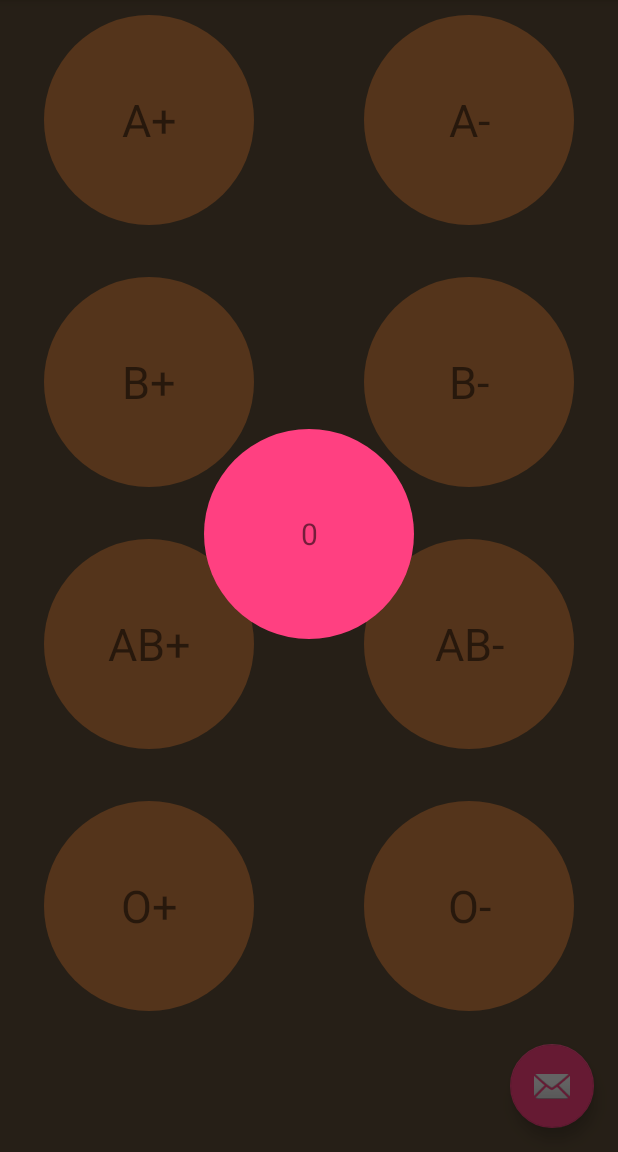
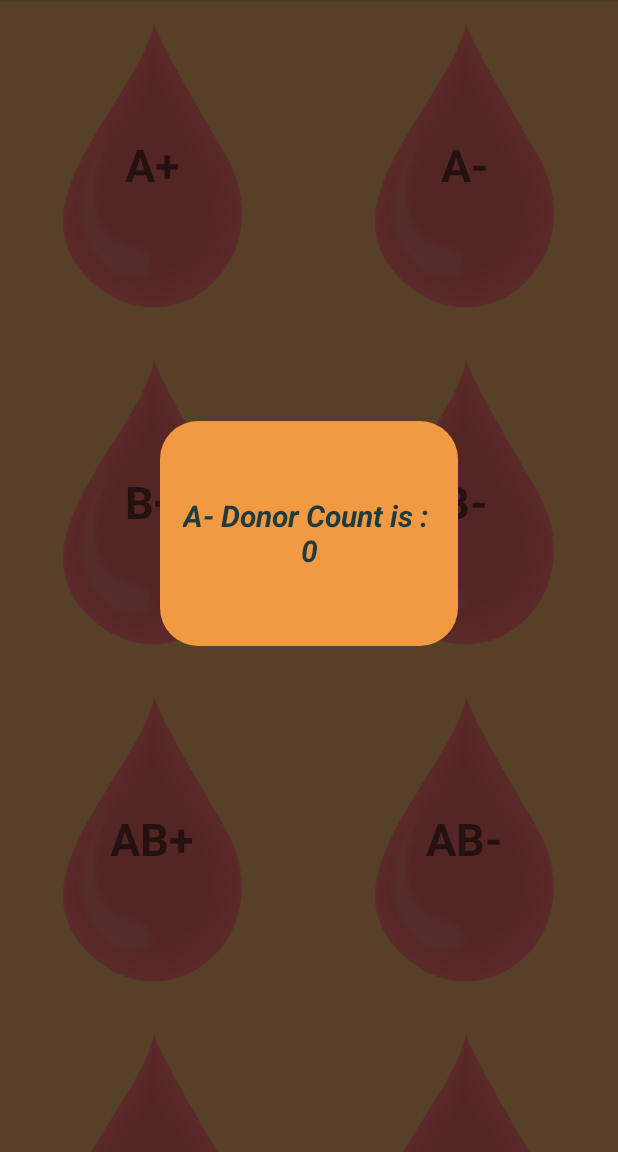
Before and after one commit to LavithLVK/Blood-Donors, an Android app: the screen it shows after launch (MainActivity), after a tap on "A-", on a phone screen of 412 x 824 dp, the part 84-1236 px from its top. Run offline under Robolectric (Android 15) with nearby library versions, the phone set to English and light mode, and no system bars.

Commit message:
Made extra changes to Grid view

```diff
--- a/app/build.gradle
+++ b/app/build.gradle
@@ -31,5 +31,6 @@ dependencies {
     compile 'com.android.support.constraint:constraint-layout:1.0.2'
     compile 'com.android.support:support-v4:27.+'
     compile 'com.google.android.gms:play-services-plus:11.0.4'
+    compile 'com.android.support:recyclerview-v7:27.+'
     testCompile 'junit:junit:4.12'
 }
--- a/app/src/main/java/com/example/lavithedam/blooddonors/adapter/HomeGridAdapter.kt
+++ b/app/src/main/java/com/example/lavithedam/blooddonors/adapter/HomeGridAdapter.kt
@@ -47,18 +47,15 @@ class HomeGridAdapter : ArrayAdapter<BloodCount> {
         }
         viewHolder.bloodGroup?.setText(bloodGroupCountsList.get(position).bloodGroup)
         viewHolder.bloodGroup?.setOnClickListener(View.OnClickListener {
-            openBloodCount(bloodGroupCountsList.get(position).getDonorCount())
+            openBloodCount(bloodGroupCountsList.get(position))
         })
         return tempView
     }
 
-    fun openBloodCount(donorCount: Long) {
+    fun openBloodCount(bloodCount: BloodCount) {
         fragmentManager = getCurrentActivity()?.fragmentManager
         fragmentTransaction = fragmentManager?.beginTransaction()
-        var fragment: BloodCountFragment = BloodCountFragment()
-        var bundle: Bundle = Bundle()
-        bundle.putLong("donor_count", donorCount)
-        fragment.arguments = bundle
+        var fragment: BloodCountFragment = BloodCountFragment(bloodCount)
         fragment.show(fragmentManager,"My fragment")
     }
 
--- a/app/src/main/java/com/example/lavithedam/blooddonors/fragment/BloodCountFragment.kt
+++ b/app/src/main/java/com/example/lavithedam/blooddonors/fragment/BloodCountFragment.kt
@@ -2,8 +2,6 @@ package com.example.lavithedam.blooddonors.fragment
 
 import android.app.Dialog
 import android.app.DialogFragment
-import android.app.Fragment
-import android.content.Context
 import android.graphics.Color
 import android.graphics.drawable.ColorDrawable
 import android.os.Bundle
@@ -12,8 +10,8 @@ import android.view.View
 import android.view.ViewGroup
 import android.view.Window
 import android.widget.TextView
+import com.example.lavithedam.blooddonors.BloodCount
 import com.example.lavithedam.blooddonors.R
-import android.view.Window.FEATURE_NO_TITLE
 
 
 /**
@@ -21,30 +19,25 @@ import android.view.Window.FEATURE_NO_TITLE
  */
 class BloodCountFragment : DialogFragment {
 
-    var donorCount: Long = 0
+    var bloodCount: BloodCount = BloodCount("", 0)
 
     constructor() : super() {
 
     }
 
-    constructor(donorCount: Long) : this() {
-        this.donorCount = donorCount
+    constructor(bloodCount: BloodCount) : this() {
+        this.bloodCount = bloodCount
     }
 
     override fun onCreateView(inflater: LayoutInflater?, container: ViewGroup?, savedInstanceState: Bundle?): View {
         var view = inflater?.inflate(R.layout.fragment_blood_count, container, false) as View
-        donorCount = arguments.get("donor_count") as Long
         var donorCountView: TextView = view!!.findViewById(R.id.fragment_donor_count)
         dialog.window.setBackgroundDrawable(ColorDrawable(Color.TRANSPARENT));
-        donorCountView.setText(donorCount.toString())
+        donorCountView.setText(bloodCount.bloodGroup + " Donor Count is : \n" + bloodCount.getDonorCount())
         return view;
     }
 
     override fun onCreateDialog(savedInstanceState: Bundle?): Dialog {
-        // The only reason you might override this method when using onCreateView() is
-        // to modify any dialog characteristics. For example, the dialog includes a
-        // title by default, but your custom layout might not need it. So here you can
-        // remove the dialog title, but you must call the superclass to get the Dialog.
         val dialog = super.onCreateDialog(savedInstanceState)
         dialog.requestWindowFeature(Window.FEATURE_NO_TITLE)
         return dialog
--- a/app/src/main/res/drawable/dialog_circle_bg.xml
+++ b/app/src/main/res/drawable/dialog_rect_bg.xml
@@ -1,10 +1,10 @@
 <?xml version="1.0" encoding="utf-8"?>
 <shape xmlns:android="http://schemas.android.com/apk/res/android"
-    android:shape="oval">
+    android:shape="rectangle">
 
-    <size android:height="140dp"
-        android:width="140dp"/>
+    <size android:height="150dp"
+        android:width="150dp"/>
     <solid android:color="@color/colorAccent"/>
 
-    <corners android:radius="5dp" />
+    <corners android:radius="25dp" />
 </shape>
--- a/app/src/main/res/layout/app_bar_main.xml
+++ b/app/src/main/res/layout/app_bar_main.xml
@@ -22,12 +22,12 @@
 
     <include layout="@layout/content_main" />
 
-    <android.support.design.widget.FloatingActionButton
-        android:id="@+id/fab"
-        android:layout_width="wrap_content"
-        android:layout_height="wrap_content"
-        android:layout_gravity="bottom|end"
-        android:layout_margin="@dimen/fab_margin"
-        app:srcCompat="@android:drawable/ic_dialog_email" />
+    <!--<android.support.design.widget.FloatingActionButton-->
+        <!--android:id="@+id/fab"-->
+        <!--android:layout_width="wrap_content"-->
+        <!--android:layout_height="wrap_content"-->
+        <!--android:layout_gravity="bottom|end"-->
+        <!--android:layout_margin="@dimen/fab_margin"-->
+        <!--android:src="@drawable/ic_add_donor"/>-->
 
 </android.support.design.widget.CoordinatorLayout>
--- a/app/src/main/res/layout/content_main.xml
+++ b/app/src/main/res/layout/content_main.xml
@@ -13,15 +13,10 @@
         android:layout_width="match_parent"
         android:layout_height="match_parent"
         android:numColumns="2"
-        android:elevation="10dp"
-        android:verticalSpacing="15dp"
-        android:horizontalSpacing="15dp"
+        android:verticalSpacing="5dp"
+        android:horizontalSpacing="5dp"
         android:stretchMode="columnWidth"
         android:gravity="center"/>
-    <FrameLayout
-        android:id="@+id/fragment_holder"
-        android:layout_height="match_parent"
-        android:layout_width="match_parent"/>
 
     <!--<TextView-->
     <!--android:layout_width="wrap_content"-->
--- a/app/src/main/res/layout/fragment_blood_count.xml
+++ b/app/src/main/res/layout/fragment_blood_count.xml
@@ -8,7 +8,11 @@
         android:layout_width="wrap_content"
         android:layout_height="wrap_content"
         android:textSize="20sp"
-        android:background="@drawable/dialog_circle_bg"
+        android:padding="15dp"
+        android:text="Count"
+        android:textColor="#1f3b40"
+        android:textStyle="bold|italic"
+        android:background="@drawable/dialog_rect_bg"
         android:gravity="center"/>
 
 </FrameLayout>
--- a/app/src/main/res/layout/grid_item_view.xml
+++ b/app/src/main/res/layout/grid_item_view.xml
@@ -8,20 +8,14 @@
 
     <TextView
         android:id="@+id/grid_item_blood_group"
-        android:layout_height="wrap_content"
-        android:layout_width="wrap_content"
-        android:background="@drawable/circle_bg"
+        android:layout_height="200dp"
+        android:layout_width="200dp"
+        android:background="@drawable/ic_blood_drop"
         android:text="Hello"
+        android:elevation="10dp"
+        android:textStyle="bold"
         android:textSize="30sp"
         android:gravity="center"/>
-    <!--<TextView-->
-        <!--android:id="@+id/grid_item_donor_count"-->
-        <!--android:layout_height="wrap_content"-->
-        <!--android:layout_width="wrap_content"-->
-        <!--android:background="@drawable/circle_bg"-->
-        <!--android:text="Hello"-->
-        <!--android:textSize="25sp"-->
-        <!--android:gravity="center_vertical"/>-->
 
 
 </RelativeLayout>
--- a/app/src/main/res/values/colors.xml
+++ b/app/src/main/res/values/colors.xml
@@ -1,11 +1,11 @@
 <?xml version="1.0" encoding="utf-8"?>
 <resources>
     <color name="colorPrimary">#ed6904</color>
-    <color name="colorPrimaryDark">#967523</color>
-    <color name="colorAccent">#FF4081</color>
+    <color name="colorPrimaryDark">#ed6904</color>
+    <color name="colorAccent">#f29a41</color>
     <color name="colorHomeBackground">#d48243</color>
     <color name="colorText">#000000</color>
-    <color name="colorNone">#FFFFFF</color>
-    <color name="colorBackground">#604f39</color>
+    <color name="colorNone">#ffffff</color>
+    <color name="colorBackground">#d9a465</color>
     <color name="colorDialogBackground">#31713e</color>
 </resources>
--- a/app/src/main/res/values/dimens.xml
+++ b/app/src/main/res/values/dimens.xml
@@ -6,4 +6,5 @@
     <dimen name="nav_header_vertical_sizing">18dp</dimen>
     <dimen name="nav_header_height">160dp</dimen>
     <dimen name="fab_margin">16dp</dimen>
+    <dimen name="text_margin">16dp</dimen>
 </resources>
```
Also changed, not shown: app/src/main/java/com/example/lavithedam/blooddonors/MainActivity.kt (deleted, +0 -90 lines), app/src/main/java/com/example/lavithedam/blooddonors/activity/MainActivity.kt (+15 -11 lines), app/src/main/java/com/example/lavithedam/blooddonors/fragment/AddDonorFragment.kt (added, +101 -0 lines), app/src/main/res/drawable/circle_bg.xml (+9 -6 lines), app/src/main/res/drawable/rounded_corners.xml (added, +30 -0 lines), app/src/main/res/layout/fragment_add_donor.xml (added, +14 -0 lines), app/src/main/res/menu/activity_main_drawer.xml (+0 -13 lines), app/src/main/res/drawable/ic_blood_drop.png (added).
